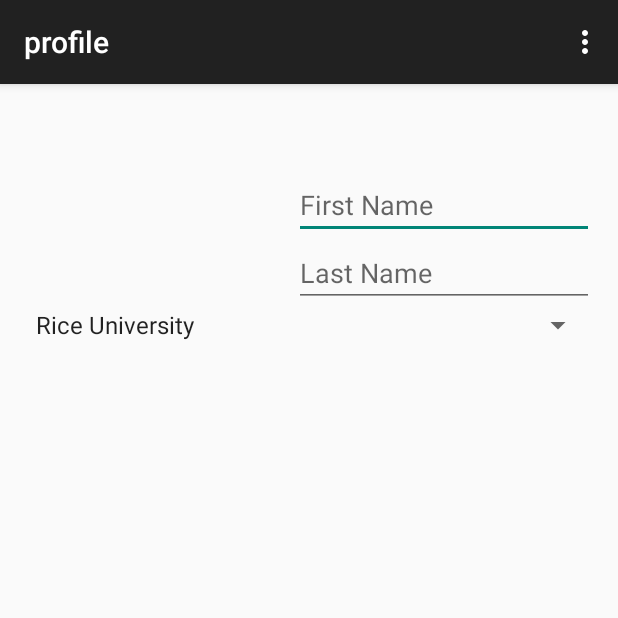
After one commit to ase1/Missing-Sock, an Android app: the profile screen opened directly, with no data from a screen before it, on a phone screen of 412 x 824 dp, the top half of it. The commit adds this screen. Run offline under Robolectric (Android 15) with nearby library versions, the phone set to English and light mode, and no system bars.

Commit message:
profile layout

```diff
--- a/MissingSocks/android/app/src/main/AndroidManifest.xml
+++ b/MissingSocks/android/app/src/main/AndroidManifest.xml
@@ -26,6 +26,10 @@
             android:label="@string/title_activity_login"
             android:windowSoftInputMode="adjustResize|stateVisible" >
         </activity>
+        <activity
+            android:name=".profile"
+            android:label="@string/title_activity_profile" >
+        </activity>
     </application>
 
 </manifest>
--- /dev/null
+++ b/MissingSocks/android/app/src/main/java/com/aelsey/missingsocks/profile.java
@@ -0,0 +1,39 @@
+package com.aelsey.missingsocks;
+
+import android.support.v7.app.ActionBarActivity;
+import android.os.Bundle;
+import android.view.Menu;
+import android.view.MenuItem;
+
+
+public class profile extends ActionBarActivity {
+
+    @Override
+    protected void onCreate(Bundle savedInstanceState) {
+        super.onCreate(savedInstanceState);
+        setContentView(R.layout.activity_profile);
+    }
+
+
+    @Override
+    public boolean onCreateOptionsMenu(Menu menu) {
+        // Inflate the menu; this adds items to the action bar if it is present.
+        getMenuInflater().inflate(R.menu.menu_profile, menu);
+        return true;
+    }
+
+    @Override
+    public boolean onOptionsItemSelected(MenuItem item) {
+        // Handle action bar item clicks here. The action bar will
+        // automatically handle clicks on the Home/Up button, so long
+        // as you specify a parent activity in AndroidManifest.xml.
+        int id = item.getItemId();
+
+        //noinspection SimplifiableIfStatement
+        if (id == R.id.action_settings) {
+            return true;
+        }
+
+        return super.onOptionsItemSelected(item);
+    }
+}
--- /dev/null
+++ b/MissingSocks/android/app/src/main/res/layout/activity_profile.xml
@@ -0,0 +1,36 @@
+<RelativeLayout xmlns:android="http://schemas.android.com/apk/res/android"
+    xmlns:tools="http://schemas.android.com/tools" android:layout_width="match_parent"
+    android:layout_height="match_parent" android:paddingLeft="@dimen/activity_horizontal_margin"
+    android:paddingRight="@dimen/activity_horizontal_margin"
+    android:paddingTop="@dimen/activity_vertical_margin"
+    android:paddingBottom="@dimen/activity_vertical_margin"
+    tools:context="com.aelsey.missingsocks.profile">
+
+    <AutoCompleteTextView android:id="@+id/firstname" android:layout_width="200sp"
+        android:layout_height="wrap_content" android:hint="First Name"
+        android:inputType="textEmailAddress" android:maxLines="1"
+        android:singleLine="true"
+        android:layout_marginTop="42dp"
+        android:layout_alignParentTop="true"
+        android:layout_alignLeft="@+id/lastname"
+        android:layout_alignStart="@+id/lastname" />
+
+    <AutoCompleteTextView android:id="@+id/lastname" android:layout_width="200sp"
+        android:layout_height="wrap_content" android:hint="Last Name"
+        android:inputType="textEmailAddress" android:maxLines="1"
+        android:singleLine="true"
+        android:layout_below="@+id/firstname"
+        android:layout_alignParentRight="true"
+        android:layout_alignParentEnd="true" />
+
+    <Spinner
+        android:id="@+id/universities"
+        android:layout_width="match_parent"
+        android:layout_height="wrap_content"
+        android:layout_below="@+id/lastname"
+        android:layout_alignParentLeft="true"
+        android:layout_alignParentStart="true"
+        android:entries="@array/universities"
+        android:prompt="@string/university"/>
+
+</RelativeLayout>
--- /dev/null
+++ b/MissingSocks/android/app/src/main/res/menu/menu_profile.xml
@@ -0,0 +1,6 @@
+<menu xmlns:android="http://schemas.android.com/apk/res/android"
+    xmlns:app="http://schemas.android.com/apk/res-auto"
+    xmlns:tools="http://schemas.android.com/tools" tools:context="com.aelsey.missingsocks.profile">
+    <item android:id="@+id/action_settings" android:title="@string/action_settings"
+        android:orderInCategory="100" app:showAsAction="never" />
+</menu>
--- a/MissingSocks/android/app/src/main/res/values/strings.xml
+++ b/MissingSocks/android/app/src/main/res/values/strings.xml
@@ -6,4 +6,11 @@
     <string name="action_settings">Settings</string>
     <string name="filter">Filter</string>
     <string name="sockfiller">White Crew Sock</string>
+    <string name="title_activity_profile">profile</string>
+
+    <string-array name="universities">
+        <item>Rice University</item>
+        <item>UT Austin</item>
+    </string-array>
+    <string name="university">University</string>
 </resources>
```
